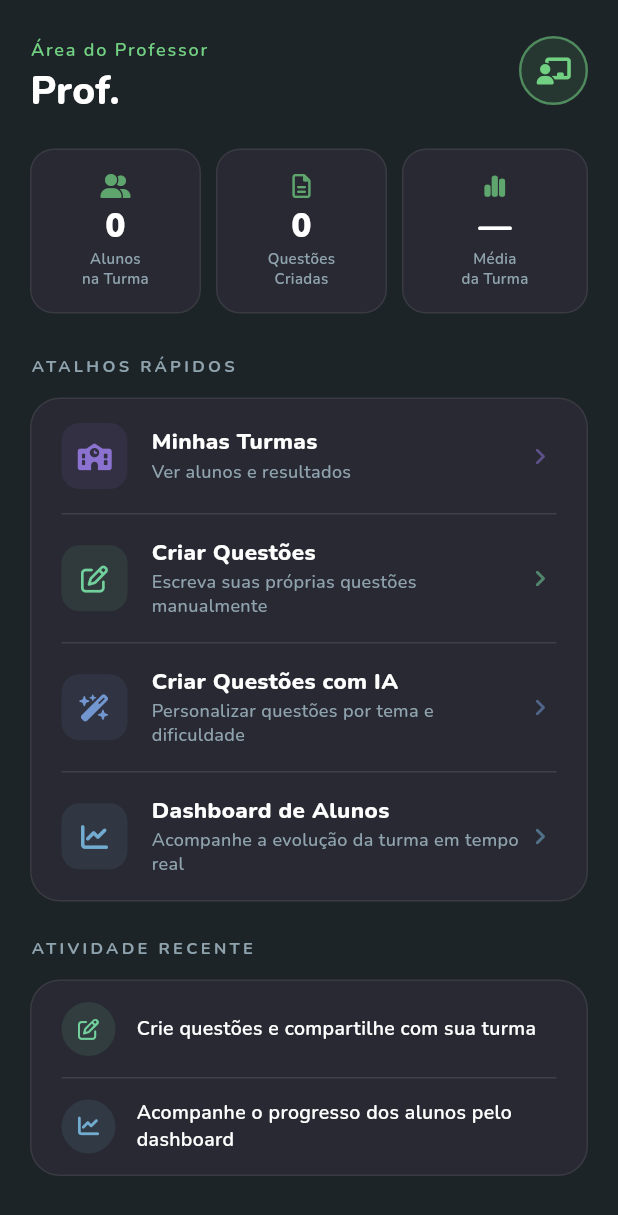
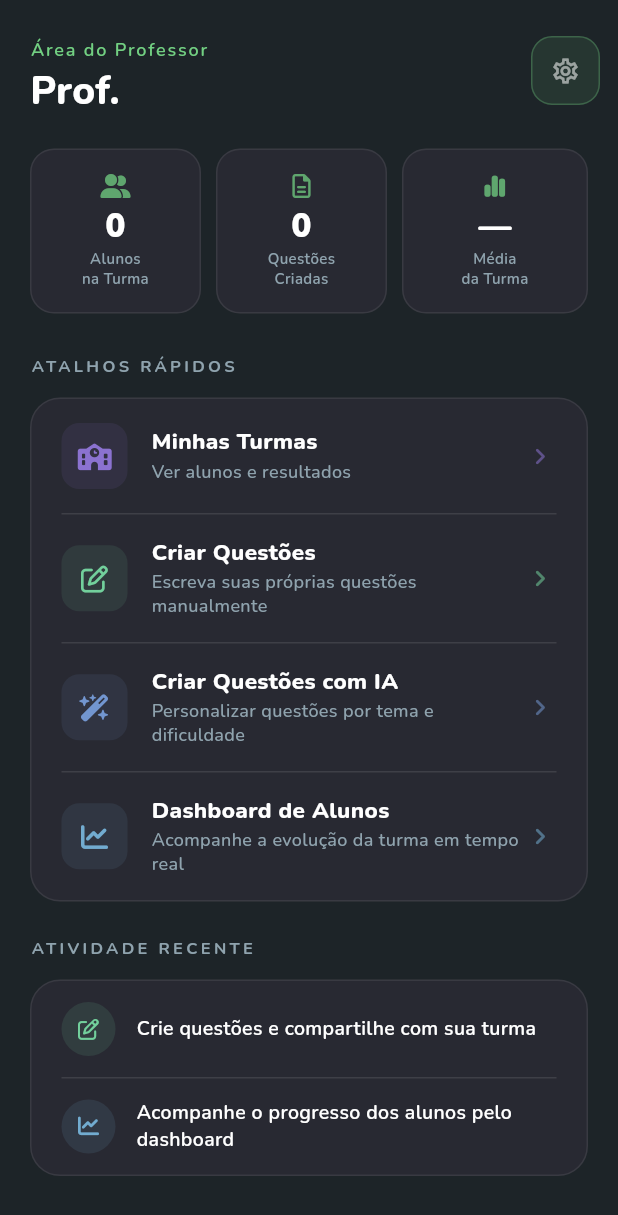
Before and after one commit to Projeto-Arcangel/FlutterCorrigido, a Flutter app: the TeacherPage screen opened by its route, on a phone screen of 412 x 824 dp. Shown: the top 1215 px of the screen. Run offline on Flutter 3.47's test engine with Material 3 defaults, Android fonts, the phone set to English and light mode, and no system bars; our stand-ins replace cached_network_image, cloud_firestore, cloud_functions, dartz, equatable, firebase_auth and 8 more; accounts and stored records are empty; generated files the repository leaves out were written again.

Commit message:
teacherConfigScreen

```diff
--- a/lib/features/teacher/presentation/pages/teacher_page.dart
+++ b/lib/features/teacher/presentation/pages/teacher_page.dart
@@ -164,8 +164,6 @@ class _TeacherPageState extends ConsumerState<TeacherPage>
             0,
             TeacherHeader(
               displayName: displayName,
-              onLogout: () =>
-                  ref.read(loginControllerProvider.notifier).signOut(),
               stats: stats,
             ),
           ),
--- a/lib/features/teacher/presentation/widgets/teacher_header.dart
+++ b/lib/features/teacher/presentation/widgets/teacher_header.dart
@@ -1,14 +1,20 @@
 import 'package:flutter/material.dart';
 import 'package:font_awesome_flutter/font_awesome_flutter.dart';
+import 'package:go_router/go_router.dart';
 import 'package:google_fonts/google_fonts.dart';
 
+import '../../../../core/router/app_router.dart';
 import '../../../../core/theme/app_colors.dart';
 
 abstract class _TeacherColors {
-  static const Color accent = Color(0xFF72D082);
-  static const Color accentSubtle = Color(0x1A72D082);
-  static const Color textMuted = Color(0xFF8FA3AE);
-  static const Color cardBorder = Color(0x14FFFFFF);
+  static const Color accent      = Color(0xFF72D082);
+  static const Color accentSubtle= Color(0x1A72D082);
+  static const Color textMuted   = Color(0xFF8FA3AE);
+
+  static Color cardBg(bool dark)     => dark ? AppColors.surfaceDark : Colors.white;
+  static Color cardBorder(bool dark) => dark ? const Color(0x14FFFFFF) : Colors.black12;
+  static Color primaryText(bool dark)=> dark ? Colors.white : AppColors.textPrimary;
+  static Color settingsIcon(bool dark)=> dark ? Colors.white54 : AppColors.textSecondary;
 }
 
 class TeacherStatItem {
@@ -22,16 +28,24 @@ class TeacherStatItem {
   final IconData icon;
 }
 
+// ─────────────────────────────────────────────────────────────────────────────
+// TeacherHeader
+//
+// Heurística #1 – Visibilidade: engrenagem sempre visível no topo-direito,
+//   mesmo padrão que o ProfilePage do aluno (consistência #4).
+// Heurística #3 – Controle: settings acessíveis em 1 toque.
+// Heurística #5 – Prevenção de erros: logout explícito dentro de SettingsPage,
+//   sem ação oculta via long-press.
+// ─────────────────────────────────────────────────────────────────────────────
+
 class TeacherHeader extends StatelessWidget {
   const TeacherHeader({
     super.key,
     required this.displayName,
-    required this.onLogout,
     required this.stats,
   });
 
   final String displayName;
-  final VoidCallback onLogout;
   final List<TeacherStatItem> stats;
 
   @override
@@ -39,26 +53,30 @@ class TeacherHeader extends StatelessWidget {
     return Column(
       crossAxisAlignment: CrossAxisAlignment.start,
       children: [
-        _HeaderBar(displayName: displayName, onLogout: onLogout),
+        _HeaderBar(displayName: displayName),
         _StatsRow(stats: stats),
       ],
     );
   }
 }
 
+// ── Barra superior: saudação + botão de configurações ────────────────────────
+
 class _HeaderBar extends StatelessWidget {
-  const _HeaderBar({required this.displayName, required this.onLogout});
+  const _HeaderBar({required this.displayName});
 
   final String displayName;
-  final VoidCallback onLogout;
 
   @override
   Widget build(BuildContext context) {
+    final isDark = Theme.of(context).brightness == Brightness.dark;
+
     return Padding(
-      padding: const EdgeInsets.fromLTRB(20, 24, 20, 0),
+      padding: const EdgeInsets.fromLTRB(20, 24, 12, 0),
       child: Row(
         crossAxisAlignment: CrossAxisAlignment.start,
         children: [
+          // ── Saudação ────────────────────────────────────────────────────
           Expanded(
             child: Column(
               crossAxisAlignment: CrossAxisAlignment.start,
@@ -78,33 +96,39 @@ class _HeaderBar extends StatelessWidget {
                   style: GoogleFonts.nunito(
                     fontSize: 26,
                     fontWeight: FontWeight.w800,
-                    color: Colors.white,
+                    color: _TeacherColors.primaryText(isDark),
                     height: 1.15,
                   ),
                 ),
               ],
             ),
           ),
-          GestureDetector(
-            onLongPress: onLogout,
-            child: Tooltip(
-              message: 'Segure para sair',
+
+          // ── Botão de configurações ───────────────────────────────────────
+          // Mesmo padrão do ProfilePage do aluno: ícone de engrenagem
+          // no topo-direito, tooltip explícito, toque único para navegar.
+          Tooltip(
+            message: 'Configurações',
+            child: Material(
+              color: Colors.transparent,
+              borderRadius: BorderRadius.circular(14),
+              child: InkWell(
+                borderRadius: BorderRadius.circular(14),
+                onTap: () => context.push(AppRoutes.settings),
                 child: Container(
                   width: 46,
                   height: 46,
                   decoration: BoxDecoration(
-                  shape: BoxShape.circle,
+                    borderRadius: BorderRadius.circular(14),
                     color: _TeacherColors.accentSubtle,
                     border: Border.all(
-                    color: _TeacherColors.accent.withValues(alpha: 0.55),
-                    width: 1.6,
+                      color: _TeacherColors.accent.withValues(alpha: 0.30),
                     ),
                   ),
-                child: const Center(
-                  child: FaIcon(
-                    FontAwesomeIcons.chalkboardUser,
-                    color: _TeacherColors.accent,
-                    size: 18,
+                  child: Icon(
+                    Icons.settings_outlined,
+                    color: _TeacherColors.settingsIcon(isDark),
+                    size: 20,
                   ),
                 ),
               ),
@@ -115,6 +139,8 @@ class _HeaderBar extends StatelessWidget {
     );
   }
 }
+
+// ── Linha de estatísticas ─────────────────────────────────────────────────────
 
 class _StatsRow extends StatelessWidget {
   const _StatsRow({required this.stats});
@@ -147,12 +173,14 @@ class _StatCard extends StatelessWidget {
 
   @override
   Widget build(BuildContext context) {
+    final isDark = Theme.of(context).brightness == Brightness.dark;
+
     return Container(
       padding: const EdgeInsets.symmetric(vertical: 16, horizontal: 10),
       decoration: BoxDecoration(
-        color: AppColors.surfaceDark,
+        color: _TeacherColors.cardBg(isDark),
         borderRadius: BorderRadius.circular(16),
-        border: Border.all(color: _TeacherColors.cardBorder),
+        border: Border.all(color: _TeacherColors.cardBorder(isDark)),
       ),
       child: Column(
         mainAxisSize: MainAxisSize.min,
@@ -168,7 +196,7 @@ class _StatCard extends StatelessWidget {
             style: GoogleFonts.nunito(
               fontSize: 22,
               fontWeight: FontWeight.w900,
-              color: Colors.white,
+              color: _TeacherColors.primaryText(isDark),
               height: 1.0,
             ),
           ),
```
Lines whose indentation alone changed are shown as unchanged.
